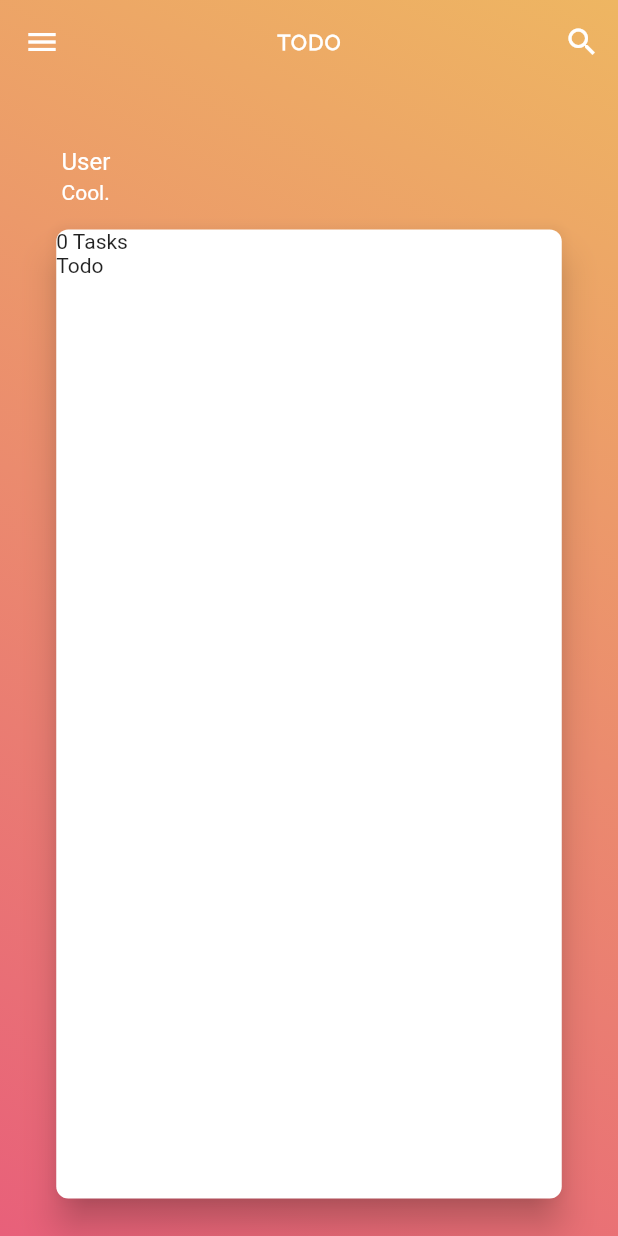
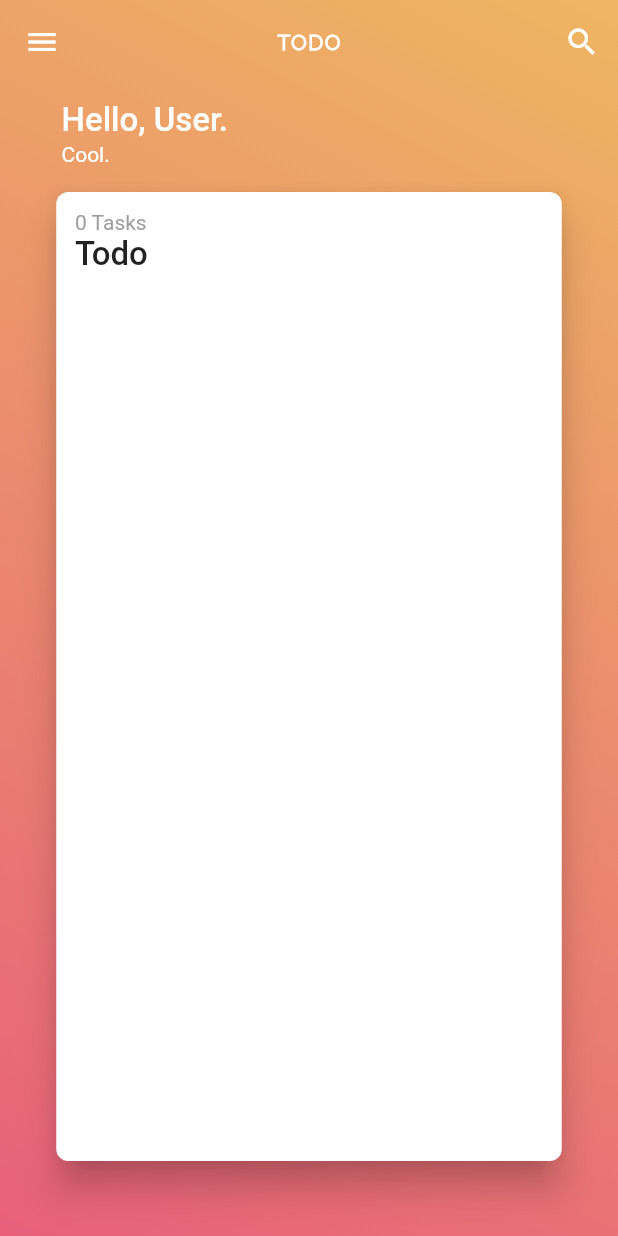
Before and after one commit to vphong/todo_flutter, a Flutter app: the screen it shows after launch, on a phone screen of 412 x 824 dp. Run offline on Flutter 3.47's test engine with Material 2 defaults, Android fonts, the phone set to English and light mode, and no system bars; our stand-ins replace carousel_slider.

Commit message:
style text on todolist screen

```diff
--- a/lib/src/screens/todo_list.dart
+++ b/lib/src/screens/todo_list.dart
@@ -24,7 +24,7 @@ class _TodoListScreenState extends State<TodoListScreen> {
     var body = new Expanded(
       flex: 1,
       child: new Container(
-        padding: EdgeInsets.all(_padding),
+        padding: EdgeInsets.only(left: _padding, right: _padding, bottom: _padding*2),
         child: new Column(
           crossAxisAlignment: CrossAxisAlignment.stretch,
           mainAxisSize: MainAxisSize.min,
@@ -63,7 +63,13 @@ class SplashInfo extends StatelessWidget {
       child: new ListTileTheme(
         textColor: Colors.white,
         child: new ListTile(
-          title: new Text(_user.name),
+          title: new Text(
+            "Hello, ${_user.name}.",
+            style: const TextStyle(
+              fontSize: 22.0,
+              fontWeight: FontWeight.w500
+            ),
+          ),
           subtitle: const Text("Cool."),
         ),
       ),
@@ -73,10 +79,34 @@ class SplashInfo extends StatelessWidget {
 
 class TodoListCard extends StatelessWidget {
 
-  TodoList _list = new TodoList();
+  final TodoList _list = new TodoList();
 
   @override
   Widget build(BuildContext context) {
+
+    var todolistInfoContainer = new Container(
+          padding: EdgeInsets.all(_padding/2),
+          child: new Column(
+            crossAxisAlignment: CrossAxisAlignment.stretch,
+            mainAxisSize: MainAxisSize.min,
+            children: <Widget>[
+              new Text(
+                "${_list.todosCount} Tasks",
+                style: const TextStyle(
+                  color: Colors.grey,
+                  fontSize: 14.0,
+                ),
+              ),
+              new Text(
+                _list.name,
+                style: const TextStyle(
+                  fontSize: 22.0,
+                  fontWeight: FontWeight.w500
+                ),
+              ),
+            ],
+          ),
+        );
 
     return new Expanded( // expanded to fill body space
       flex: 1,
@@ -90,11 +120,13 @@ class TodoListCard extends StatelessWidget {
           crossAxisAlignment: CrossAxisAlignment.stretch,
           mainAxisSize: MainAxisSize.min,
           children: <Widget>[
-            new Text(_list.todosCount + " Tasks"),
-            new Text(_list.name),
+            // TodoListCardBar
+            todolistInfoContainer
           ],
-        ),
+        )
       ),
     );
   }
 }
+
+// TODO: TodoListCardBar
```
